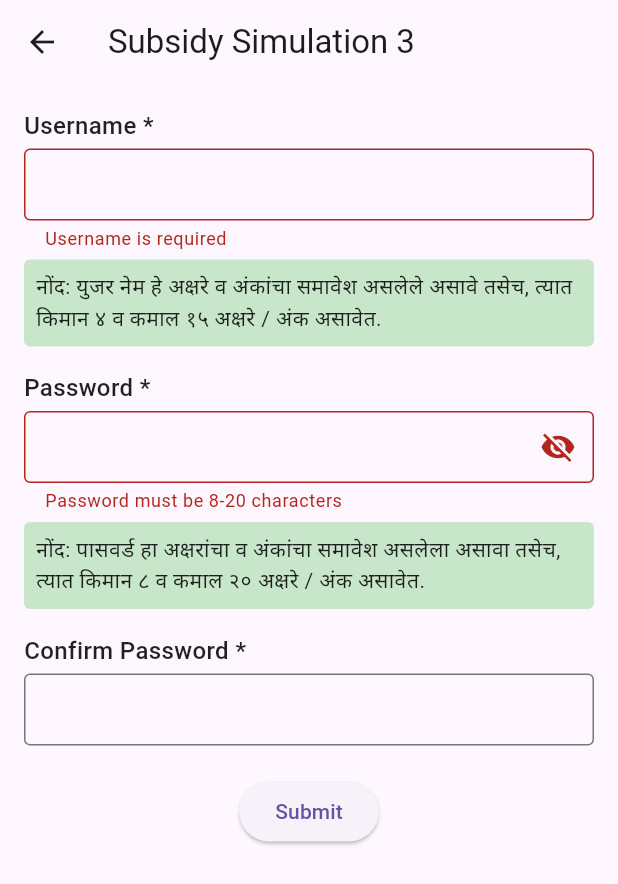
After one commit to adi99304/DigiSetu, a Flutter app: the SubsidySimulation3 screen opened directly, after a tap on "Submit", on a phone screen of 412 x 824 dp. The commit adds this screen. Shown: the top 884 px of the screen. Run offline on Flutter 3.47's test engine with Material 3 defaults, Android fonts, the phone set to English and light mode, and no system bars; our stand-ins replace carousel_slider.

Commit message:
riddhis 1st commit: subsidy simulation pages(2)

```diff
--- a/lib/main.dart
+++ b/lib/main.dart
@@ -4,6 +4,9 @@ import 'splash.dart'; // Import the splash screen
 import 'categories.dart';
 import 'profile.dart';
 import 'login.dart'; // Import the login page
+import 'subsidy_simulation1.dart' ; // Use alias for subsidy_simulation1
+import 'subsidy_simulation2.dart' as sim2; // Use alias for subsidy_simulation2
+import 'subsidy_simulation3.dart';
 
 void main() {
   runApp(MyApp());
@@ -24,10 +27,14 @@ class MyApp extends StatelessWidget {
         '/home': (context) => HomeScreen(), // Define the home screen route
         '/categories': (context) => CategoriesPage(),
         '/profile': (context) => ProfilePage(),
+        '/subsidy': (context) => SubsidySimulation(), // Define subsidy simulation 1 route using alias
+        '/subsidy2': (context) => const sim2.SubsidySimulation2(), // Define subsidy simulation 2 route using alias
+        // '/subsidy3': (context) => const SubsidySimulation3(), // Assuming SubsidySimulation3 is another screen
       },
     );
   }
 }
+
 
 class HomeScreen extends StatefulWidget {
   const HomeScreen({super.key});
@@ -185,6 +192,13 @@ class _HomeScreenState extends State<HomeScreen> {
               title: Text('Help'),
               onTap: () {
                 Navigator.pushReplacementNamed(context, '/profile');
+              },
+            ),
+            ListTile(
+              leading: Icon(Icons.monetization_on),
+              title: Text('Subsidy Simulation'),
+              onTap: () {
+                Navigator.pushReplacementNamed(context, '/subsidy');
               },
             ),
           ],
--- /dev/null
+++ b/lib/subsidy_simulation3.dart
@@ -0,0 +1,165 @@
+import 'package:flutter/material.dart';
+
+class SubsidySimulation3 extends StatefulWidget {
+  @override
+  _SubsidySimulation3State createState() => _SubsidySimulation3State();
+}
+
+class _SubsidySimulation3State extends State<SubsidySimulation3> {
+  final _formKey = GlobalKey<FormState>();
+  final TextEditingController _usernameController = TextEditingController();
+  final TextEditingController _passwordController = TextEditingController();
+  final TextEditingController _confirmPasswordController = TextEditingController();
+  bool _obscurePassword = true;
+  bool _isUsernameValid = false;
+  bool _isPasswordValid = false;
+  bool _isConfirmPasswordValid = false;
+
+  @override
+  Widget build(BuildContext context) {
+    return Scaffold(
+      appBar: AppBar(title: const Text('Subsidy Simulation 3')),
+      body: Padding(
+        padding: const EdgeInsets.all(16.0),
+        child: Form(
+          key: _formKey,
+          child: Column(
+            crossAxisAlignment: CrossAxisAlignment.start,
+            children: [
+              // Username Field
+              const Text(
+                'Username *',
+                style: TextStyle(fontSize: 16, fontWeight: FontWeight.w500, color: Colors.black87),
+              ),
+              const SizedBox(height: 4),
+              TextFormField(
+                controller: _usernameController,
+                decoration: InputDecoration(
+                  contentPadding: const EdgeInsets.symmetric(vertical: 12, horizontal: 10),
+                  border: OutlineInputBorder(borderRadius: BorderRadius.circular(4.0)),
+                ),
+                onChanged: (value) {
+                  setState(() {
+                    _isUsernameValid = value.trim().length >= 4 && value.trim().length <= 15;
+                  });
+                },
+                validator: (value) {
+                  if (value == null || value.isEmpty) {
+                    return 'Username is required';
+                  } else if (value.length < 4 || value.length > 15) {
+                    return 'Username must be 4-15 characters';
+                  }
+                  return null;
+                },
+              ),
+              _buildMarathiNote('नोंद: युजर नेम हे अक्षरे व अंकांचा समावेश असलेले असावे तसेच, त्यात किमान ४ व कमाल १५ अक्षरे / अंक असावेत.'),
+              const SizedBox(height: 16),
+
+              // Password Field
+              const Text(
+                'Password *',
+                style: TextStyle(fontSize: 16, fontWeight: FontWeight.w500, color: Colors.black87),
+              ),
+              const SizedBox(height: 4),
+              TextFormField(
+                controller: _passwordController,
+                obscureText: _obscurePassword,
+                decoration: InputDecoration(
+                  contentPadding: const EdgeInsets.symmetric(vertical: 12, horizontal: 10),
+                  border: OutlineInputBorder(borderRadius: BorderRadius.circular(4.0)),
+                  suffixIcon: IconButton(
+                    icon: Icon(_obscurePassword ? Icons.visibility_off : Icons.visibility),
+                    onPressed: () {
+                      setState(() {
+                        _obscurePassword = !_obscurePassword;
+                      });
+                    },
+                  ),
+                ),
+                onChanged: (value) {
+                  setState(() {
+                    _isPasswordValid = value.length >= 8 && value.length <= 20;
+                  });
+                },
+                validator: (value) {
+                  if (value == null || value.length < 8 || value.length > 20) {
+                    return 'Password must be 8-20 characters';
+                  }
+                  return null;
+                },
+              ),
+              _buildMarathiNote('नोंद: पासवर्ड हा अक्षरांचा व अंकांचा समावेश असलेला असावा तसेच, त्यात किमान ८ व कमाल २० अक्षरे / अंक असावेत.'),
+              const SizedBox(height: 16),
+
+              // Confirm Password Field
+              const Text(
+                'Confirm Password *',
+                style: TextStyle(fontSize: 16, fontWeight: FontWeight.w500, color: Colors.black87),
+              ),
+              const SizedBox(height: 4),
+              TextFormField(
+                controller: _confirmPasswordController,
+                obscureText: _obscurePassword,
+                decoration: InputDecoration(
+                  contentPadding: const EdgeInsets.symmetric(vertical: 12, horizontal: 10),
+                  border: OutlineInputBorder(borderRadius: BorderRadius.circular(4.0)),
+                ),
+                onChanged: (value) {
+                  setState(() {
+                    _isConfirmPasswordValid = value == _passwordController.text;
+                  });
+                },
+                validator: (value) {
+                  if (value != _passwordController.text) {
+                    return 'Passwords do not match';
+                  }
+                  return null;
+                },
+              ),
+              if (_isConfirmPasswordValid)
+                const Padding(
+                  padding: EdgeInsets.only(top: 4),
+                  child: Text(
+                    '✅ Passwords match successfully',
+                    style: TextStyle(color: Colors.green, fontSize: 14),
+                  ),
+                ),
+              const SizedBox(height: 20),
+
+              // Submit Button
+              Align(
+                alignment: Alignment.center,
+                child: ElevatedButton(
+                  onPressed: () {
+                    if (_formKey.currentState!.validate()) {
+                      ScaffoldMessenger.of(context).showSnackBar(
+                        const SnackBar(content: Text('Form submitted successfully')),
+                      );
+                    }
+                  },
+                  child: const Text('Submit'),
+                ),
+              ),
+            ],
+          ),
+        ),
+      ),
+    );
+  }
+
+  // Function to build the green note below fields
+  Widget _buildMarathiNote(String text) {
+    return Container(
+      margin: const EdgeInsets.only(top: 6),
+      padding: const EdgeInsets.all(8),
+      decoration: BoxDecoration(
+        color: Colors.green.shade100,
+        borderRadius: BorderRadius.circular(4),
+      ),
+      child: Text(
+        text,
+        style: const TextStyle(color: Colors.black87, fontSize: 14),
+      ),
+    );
+  }
+}
--- a/pubspec.yaml
+++ b/pubspec.yaml
@@ -34,6 +34,7 @@ dependencies:
   flutter_localizations:
     sdk: flutter
   intl: 0.19.0
+  url_launcher: ^6.0.20
 
   showcaseview: ^4.0.1
 
@@ -53,6 +54,9 @@ flutter:
   assets:
     - assets/image.jpg
     - assets/profile.jpg
+    - assets/img.png
+    - assets/NameField.png
+
 
 
   uses-material-design: true
```
Also changed, not shown: lib/subsidy_simulation1.dart (added, +62 -0 lines), lib/subsidy_simulation2.dart (added, +258 -0 lines), assets/NameField.png (added), assets/img.png (added), assets/img_1.png (added), pubspec.lock, 5 other files. Lines whose indentation alone changed are shown as unchanged.
